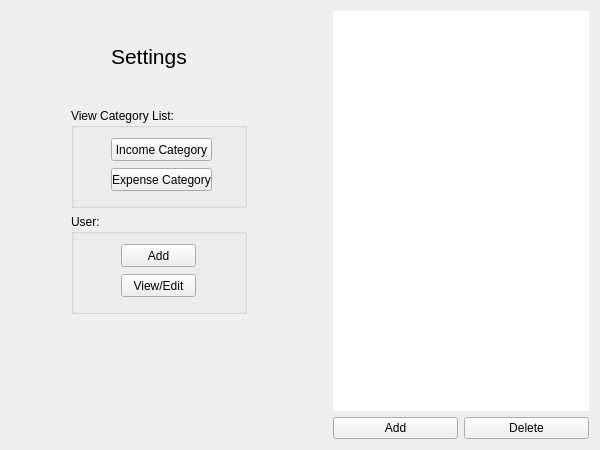
The window that settings.ui (m-muhsin/QFinance) describes before a commit, drawn with Qt 5.
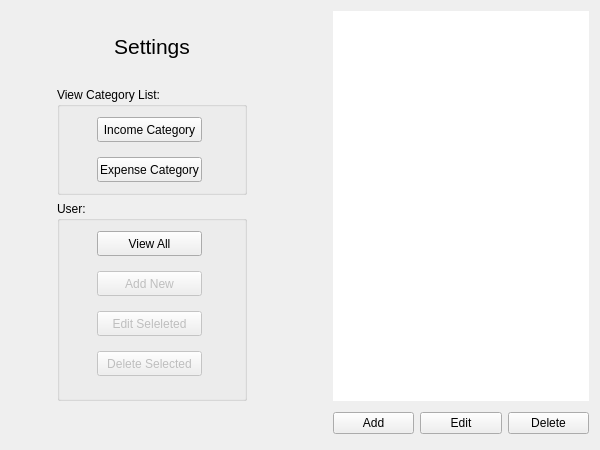
The same window after the commit.

Commit message: View/Add/Edit/Delete User

```diff
--- a/settings.ui
+++ b/settings.ui
@@ -16,24 +16,14 @@
   <layout class="QGridLayout" name="gridLayout">
    <item row="0" column="1">
     <layout class="QHBoxLayout" name="horizontalLayout_9">
-     <item>
-      <spacer name="horizontalSpacer_3">
-       <property name="orientation">
-        <enum>Qt::Horizontal</enum>
-       </property>
-       <property name="sizeType">
-        <enum>QSizePolicy::Fixed</enum>
-       </property>
-       <property name="sizeHint" stdset="0">
-        <size>
-         <width>40</width>
-         <height>25</height>
-        </size>
-       </property>
-      </spacer>
-     </item>
      <item>
       <widget class="QLabel" name="lblHeader">
+       <property name="minimumSize">
+        <size>
+         <width>190</width>
+         <height>70</height>
+        </size>
+       </property>
        <property name="font">
         <font>
          <family>Segoe UI</family>
@@ -43,62 +33,25 @@
        <property name="text">
         <string>Settings</string>
        </property>
+       <property name="alignment">
+        <set>Qt::AlignCenter</set>
+       </property>
       </widget>
      </item>
-     <item>
-      <spacer name="horizontalSpacer_4">
-       <property name="orientation">
-        <enum>Qt::Horizontal</enum>
-       </property>
-       <property name="sizeHint" stdset="0">
-        <size>
-         <width>60</width>
-         <height>20</height>
-        </size>
-       </property>
-      </spacer>
-     </item>
     </layout>
    </item>
-   <item row="0" column="3" rowspan="4" colspan="2">
-    <widget class="QTableView" name="tblCategory">
-     <property name="font">
-      <font>
-       <kerning>true</kerning>
-      </font>
-     </property>
-     <property name="frameShape">
-      <enum>QFrame::NoFrame</enum>
-     </property>
-     <property name="selectionMode">
-      <enum>QAbstractItemView::SingleSelection</enum>
-     </property>
-     <property name="selectionBehavior">
-      <enum>QAbstractItemView::SelectRows</enum>
-     </property>
-     <property name="showGrid">
-      <bool>true</bool>
-     </property>
-     <property name="cornerButtonEnabled">
-      <bool>true</bool>
-     </property>
-     <attribute name="horizontalHeaderMinimumSectionSize">
-      <number>37</number>
-     </attribute>
-    </widget>
-   </item>
    <item row="1" column="1">
     <widget class="QGroupBox" name="groupBox">
      <property name="sizePolicy">
-      <sizepolicy hsizetype="Preferred" vsizetype="Fixed">
+      <sizepolicy hsizetype="Preferred" vsizetype="Preferred">
        <horstretch>0</horstretch>
        <verstretch>0</verstretch>
       </sizepolicy>
      </property>
      <property name="minimumSize">
       <size>
-       <width>0</width>
-       <height>100</height>
+       <width>190</width>
+       <height>108</height>
       </size>
      </property>
      <property name="title">
@@ -109,8 +62,8 @@
        <rect>
         <x>40</x>
         <y>30</y>
-        <width>101</width>
-        <height>23</height>
+        <width>105</width>
+        <height>25</height>
        </rect>
       </property>
       <property name="text">
@@ -121,9 +74,9 @@
       <property name="geometry">
        <rect>
         <x>40</x>
-        <y>60</y>
-        <width>101</width>
-        <height>23</height>
+        <y>70</y>
+        <width>105</width>
+        <height>25</height>
        </rect>
       </property>
       <property name="text">
@@ -132,18 +85,18 @@
      </widget>
     </widget>
    </item>
-   <item row="2" column="1">
+   <item row="2" column="1" rowspan="3">
     <widget class="QGroupBox" name="groupBox_3">
      <property name="sizePolicy">
-      <sizepolicy hsizetype="Preferred" vsizetype="Fixed">
+      <sizepolicy hsizetype="Preferred" vsizetype="Expanding">
        <horstretch>0</horstretch>
        <verstretch>0</verstretch>
       </sizepolicy>
      </property>
      <property name="minimumSize">
       <size>
-       <width>0</width>
-       <height>100</height>
+       <width>190</width>
+       <height>200</height>
       </size>
      </property>
      <property name="title">
@@ -152,32 +105,67 @@
      <widget class="QPushButton" name="btnExpenseCat_3">
       <property name="geometry">
        <rect>
-        <x>50</x>
-        <y>60</y>
-        <width>75</width>
-        <height>23</height>
-       </rect>
-      </property>
-      <property name="text">
-       <string>View/Edit</string>
-      </property>
-     </widget>
-     <widget class="QPushButton" name="btnExpenseCat_Add_3">
-      <property name="geometry">
-       <rect>
-        <x>50</x>
+        <x>40</x>
         <y>30</y>
-        <width>75</width>
-        <height>23</height>
+        <width>105</width>
+        <height>25</height>
        </rect>
       </property>
       <property name="text">
-       <string>Add</string>
+       <string>View All</string>
+      </property>
+     </widget>
+     <widget class="QPushButton" name="btnAddUser">
+      <property name="enabled">
+       <bool>false</bool>
+      </property>
+      <property name="geometry">
+       <rect>
+        <x>40</x>
+        <y>70</y>
+        <width>105</width>
+        <height>25</height>
+       </rect>
+      </property>
+      <property name="text">
+       <string>Add New</string>
+      </property>
+     </widget>
+     <widget class="QPushButton" name="btnEditUser">
+      <property name="enabled">
+       <bool>false</bool>
+      </property>
+      <property name="geometry">
+       <rect>
+        <x>40</x>
+        <y>110</y>
+        <width>105</width>
+        <height>25</height>
+       </rect>
+      </property>
+      <property name="text">
+       <string>Edit Seleleted</string>
+      </property>
+     </widget>
+     <widget class="QPushButton" name="btnDeleteUser">
+      <property name="enabled">
+       <bool>false</bool>
+      </property>
+      <property name="geometry">
+       <rect>
+        <x>40</x>
+        <y>150</y>
+        <width>105</width>
+        <height>25</height>
+       </rect>
+      </property>
+      <property name="text">
+       <string>Delete Selected</string>
       </property>
      </widget>
     </widget>
    </item>
-   <item row="2" column="2">
+   <item row="3" column="2">
     <spacer name="horizontalSpacer">
      <property name="orientation">
       <enum>Qt::Horizontal</enum>
@@ -190,7 +178,7 @@
      </property>
     </spacer>
    </item>
-   <item row="3" column="0">
+   <item row="4" column="0">
     <spacer name="horizontalSpacer_2">
      <property name="orientation">
       <enum>Qt::Horizontal</enum>
@@ -203,20 +191,79 @@
      </property>
     </spacer>
    </item>
-   <item row="4" column="3">
-    <widget class="QPushButton" name="btnIncomeCat_Add">
+   <item row="5" column="3">
+    <widget class="QPushButton" name="btnAddCat">
+     <property name="styleSheet">
+      <string notr="true"/>
+     </property>
      <property name="text">
       <string>Add</string>
      </property>
     </widget>
    </item>
-   <item row="4" column="4">
-    <widget class="QPushButton" name="btnDelete">
+   <item row="5" column="4">
+    <widget class="QPushButton" name="btnEditCat">
+     <property name="styleSheet">
+      <string notr="true"/>
+     </property>
+     <property name="text">
+      <string>Edit</string>
+     </property>
+    </widget>
+   </item>
+   <item row="5" column="5">
+    <widget class="QPushButton" name="btnDeleteCat">
+     <property name="styleSheet">
+      <string notr="true"/>
+     </property>
      <property name="text">
       <string>Delete</string>
      </property>
     </widget>
    </item>
+   <item row="0" column="3" rowspan="5" colspan="3">
+    <widget class="QTableView" name="tblCategory">
+     <property name="font">
+      <font>
+       <kerning>true</kerning>
+      </font>
+     </property>
+     <property name="frameShape">
+      <enum>QFrame::NoFrame</enum>
+     </property>
+     <property name="editTriggers">
+      <set>QAbstractItemView::NoEditTriggers</set>
+     </property>
+     <property name="selectionMode">
+      <enum>QAbstractItemView::SingleSelection</enum>
+     </property>
+     <property name="selectionBehavior">
+      <enum>QAbstractItemView::SelectRows</enum>
+     </property>
+     <property name="showGrid">
+      <bool>true</bool>
+     </property>
+     <property name="cornerButtonEnabled">
+      <bool>true</bool>
+     </property>
+     <attribute name="horizontalHeaderMinimumSectionSize">
+      <number>37</number>
+     </attribute>
+    </widget>
+   </item>
+   <item row="5" column="1">
+    <spacer name="verticalSpacer">
+     <property name="orientation">
+      <enum>Qt::Vertical</enum>
+     </property>
+     <property name="sizeHint" stdset="0">
+      <size>
+       <width>20</width>
+       <height>40</height>
+      </size>
+     </property>
+    </spacer>
+   </item>
   </layout>
  </widget>
  <resources/>
```
Left out of the diff: 2 changed lines with no effect on the pictures. The commit also changes 6 other files.
